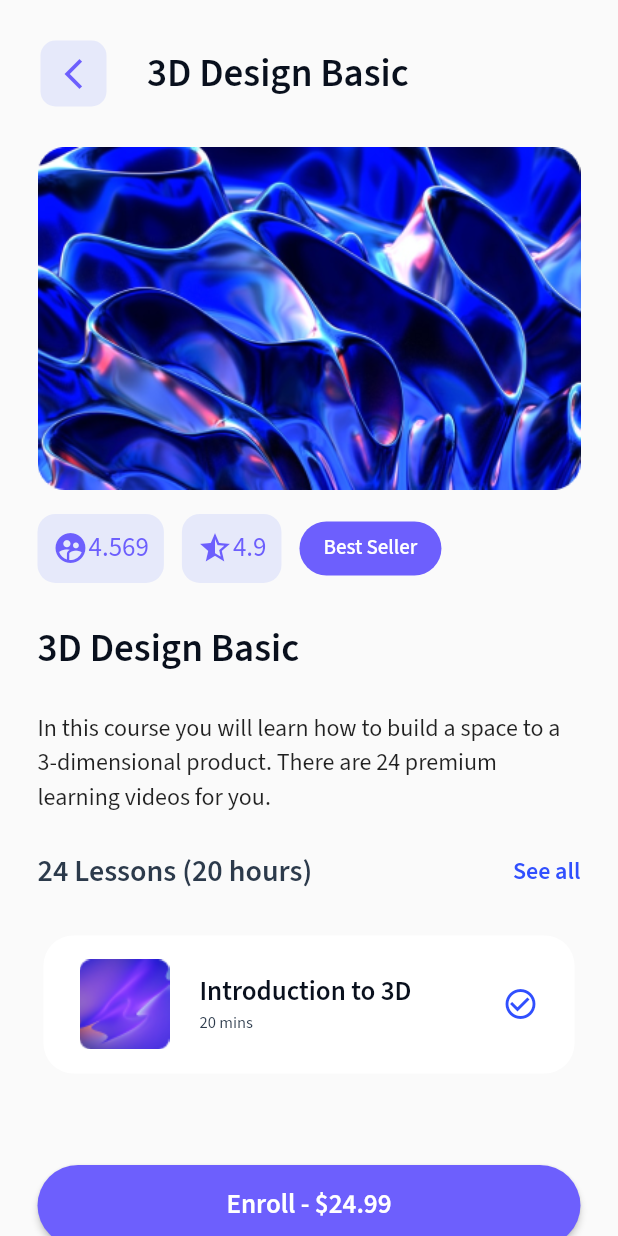
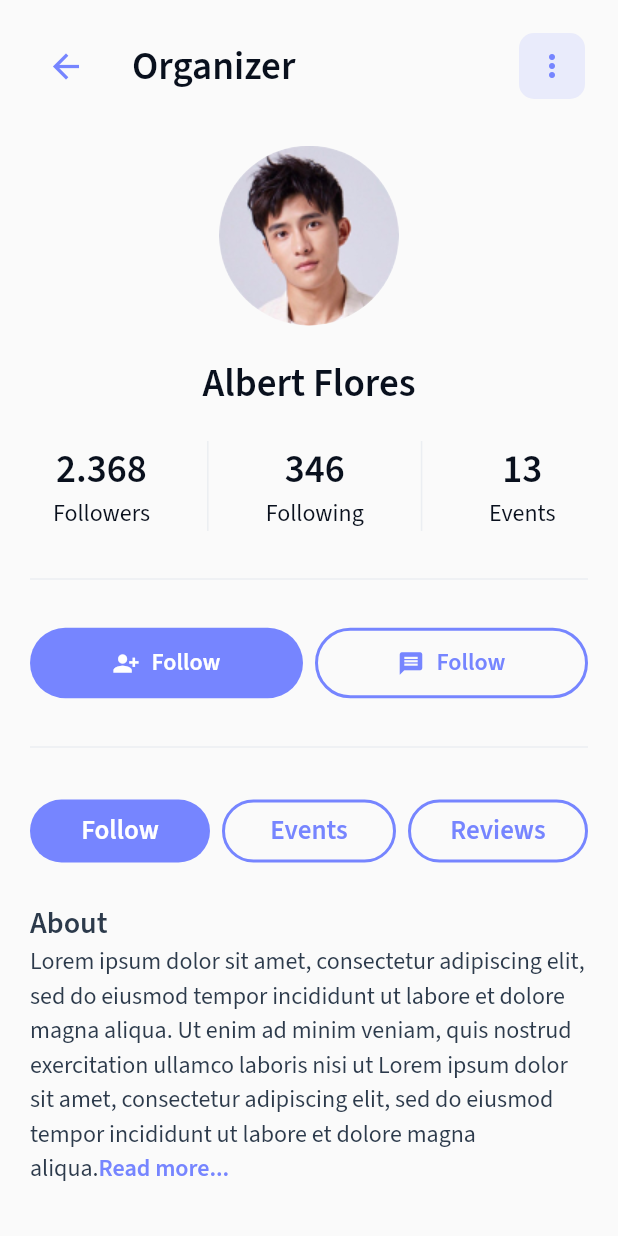
Before and after one commit to electronduke5/pr_1, a Flutter app: the DesignPage screen opened by its route, after a tap on an icon or button, on a phone screen of 412 x 824 dp. Run offline on Flutter 3.47's test engine with Material 2 defaults, Android fonts, the phone set to English and light mode, and no system bars; our stand-ins replace flutter_svg, google_fonts.

Commit message:
Создание 8 окна - окна с профилем

```diff
--- a/lib/constants.dart
+++ b/lib/constants.dart
@@ -25,6 +25,14 @@ class DesignPageColors {
   static const blue = Color(0xFF304FFE);
 }
 
+class ProfilePageColors {
+  static const primaryVioletColor = Color(0xFF7685FF);
+  static const onVioletColor = Color.fromRGBO(82, 101, 255, 0.1);
+  static const textColor = Color(0xFF09101D);
+  static const secondaryTextColor = Color(0xFF2C3A4B);
+  static const dividerColor = Color(0xFFEBEEF2);
+}
+
 class MenuPageColors {
   static const primaryPinkColor = Color(0xFFF43F5E);
   static const onPrimaryPinkColor = Color.fromRGBO(244, 63, 94, 0.1);
@@ -33,6 +41,7 @@ class MenuPageColors {
   static const secondaryTextColor = Color(0xFF858C94);
   static const shadowColor = Color.fromRGBO(90, 108, 234, 0.1);
 }
+
 class FifthPageColor {
   static const textColorDesign = Color.fromRGBO(142, 97, 233, 1);
   static const backgroundColorDesign = Color.fromRGBO(142, 97, 233, 0.1);
@@ -62,64 +71,63 @@ class FifthPageColor {
     fontSize: 18.0,
     fontFamily: "WorkSans",
     fontWeight: FontWeight.w600,
-
   );
   static const secondaryTextStyle = TextStyle(
     color: secondaryTextColor,
     fontSize: 12.0,
     fontFamily: "WorkSans",
-
   );
 
   static const bottomNavTextStyle = TextStyle(
     color: bottomNavBarTextColor,
     fontSize: 12.0,
     fontFamily: "WorkSans",
-
   );
 }
 
 final ButtonStyle signInButtonStyle = ElevatedButton.styleFrom(
+  foregroundColor: Colors.black,
+  backgroundColor: Colors.white,
   shape: const RoundedRectangleBorder(
     borderRadius: BorderRadius.all(Radius.circular(100.0)),
   ),
-  primary: Colors.white, //background
-  onPrimary: Colors.black, //foreground
   minimumSize: const Size(350, 50),
 );
 
 final ButtonStyle continueButtonStyle = ElevatedButton.styleFrom(
   //padding: const EdgeInsets.symmetric(horizontal: 60.0, vertical: 15.0),
+  foregroundColor: Colors.black,
+  backgroundColor: startPageBackButton,
   shape: const RoundedRectangleBorder(
     borderRadius: BorderRadius.all(Radius.circular(100.0)),
   ),
-  primary: startPageBackButton, //background
-  onPrimary: Colors.black, //foreground
+  //foreground
   minimumSize: const Size(350, 50),
 );
 
 final ButtonStyle nextSessionButtonStyle = ElevatedButton.styleFrom(
   //padding: const EdgeInsets.symmetric(horizontal: 60.0, vertical: 15.0),
+  foregroundColor: Colors.white,
+  backgroundColor: startPageBackground,
   shape: const RoundedRectangleBorder(
     borderRadius: BorderRadius.all(Radius.circular(100.0)),
   ),
-  primary: startPageBackground, //background
-  onPrimary: Colors.white, //foreground
   minimumSize: const Size(350, 50),
 );
 
 final ButtonStyle outlineFollowButtonStyle = OutlinedButton.styleFrom(
     //padding: const EdgeInsets.symmetric(horizontal: 60.0, vertical: 15.0),
+    foregroundColor: orangePlayButton,
     shape: const RoundedRectangleBorder(
       borderRadius: BorderRadius.all(Radius.circular(8.0)),
     ),
-    primary: orangePlayButton,
     side: const BorderSide(
       color: orangePlayButton,
     ),
     padding: const EdgeInsets.symmetric(vertical: 8, horizontal: 40));
 
-final ButtonStyle textButtonStyle = TextButton.styleFrom(primary: Colors.white);
+final ButtonStyle textButtonStyle =
+    TextButton.styleFrom(foregroundColor: Colors.white);
 
 const TextStyle btnStartTextStyle = TextStyle(
   fontSize: 16.0,
--- a/lib/design_card.dart
+++ b/lib/design_card.dart
@@ -157,7 +157,9 @@ class DesignPage extends StatelessWidget {
                               BorderRadius.all(Radius.circular(32.0)),
                             ),
                           ),
-                          onPressed: () {},
+                          onPressed: () {
+                            Navigator.of(context).pushNamed('/ProfilePage');
+                          },
                           child: Text(
                             'Enroll - \$24.99',
                             style: GoogleFonts.sourceSansPro(
--- a/lib/main.dart
+++ b/lib/main.dart
@@ -1,7 +1,7 @@
 import 'package:flutter/material.dart';
-import 'package:flutter/services.dart';
 import 'package:pr_1/design_card.dart';
 import 'package:pr_1/menu_page.dart';
+import 'package:pr_1/profile_page.dart';
 import 'package:pr_1/second_page.dart';
 import 'package:pr_1/start_page.dart';
 import 'package:pr_1/third_page.dart';
@@ -23,7 +23,6 @@ class MyApp extends StatelessWidget {
       debugShowCheckedModeBanner: false,
       title: 'Практическая №1',
       theme: ThemeData(
-
           visualDensity: VisualDensity.adaptivePlatformDensity,
           fontFamily: 'Jakarta'),
       home: const StartPage(),
@@ -35,92 +34,8 @@ class MyApp extends StatelessWidget {
         '/FifthPage': (BuildContext context) => const FifthPage(),
         '/MenuPage': (BuildContext context) => const MenuPage(),
         '/DesignPage': (BuildContext context) => const DesignPage(),
+        '/ProfilePage': (BuildContext context) => const ProfilePage(),
       },
     );
   }
 }
-
-// class MyHomePage extends StatefulWidget {
-//   const MyHomePage({Key? key, required this.title}) : super(key: key);
-//
-//   // This widget is the home page of your application. It is stateful, meaning
-//   // that it has a State object (defined below) that contains fields that affect
-//   // how it looks.
-//
-//   // This class is the configuration for the state. It holds the values (in this
-//   // case the title) provided by the parent (in this case the App widget) and
-//   // used by the build method of the State. Fields in a Widget subclass are
-//   // always marked "final".
-//
-//   final String title;
-//
-//   @override
-//   State<MyHomePage> createState() => _MyHomePageState();
-// }
-
-// class _MyHomePageState extends State<MyHomePage> {
-//   int _counter = 0;
-//
-//   void _incrementCounter() {
-//     setState(() {
-//       // This call to setState tells the Flutter framework that something has
-//       // changed in this State, which causes it to rerun the build method below
-//       // so that the display can reflect the updated values. If we changed
-//       // _counter without calling setState(), then the build method would not be
-//       // called again, and so nothing would appear to happen.
-//       _counter++;
-//     });
-//   }
-//
-//   @override
-//   Widget build(BuildContext context) {
-//     // This method is rerun every time setState is called, for instance as done
-//     // by the _incrementCounter method above.
-//     //
-//     // The Flutter framework has been optimized to make rerunning build methods
-//     // fast, so that you can just rebuild anything that needs updating rather
-//     // than having to individually change instances of widgets.
-//     return Scaffold(
-//       appBar: AppBar(
-//         // Here we take the value from the MyHomePage object that was created by
-//         // the App.build method, and use it to set our appbar title.
-//         title: Text(widget.title),
-//       ),
-//       body: Center(
-//         // Center is a layout widget. It takes a single child and positions it
-//         // in the middle of the parent.
-//         child: Column(
-//           // Column is also a layout widget. It takes a list of children and
-//           // arranges them vertically. By default, it sizes itself to fit its
-//           // children horizontally, and tries to be as tall as its parent.
-//           //
-//           // Invoke "debug painting" (press "p" in the console, choose the
-//           // "Toggle Debug Paint" action from the Flutter Inspector in Android
-//           // Studio, or the "Toggle Debug Paint" command in Visual Studio Code)
-//           // to see the wireframe for each widget.
-//           //
-//           // Column has various properties to control how it sizes itself and
-//           // how it positions its children. Here we use mainAxisAlignment to
-//           // center the children vertically; the main axis here is the vertical
-//           // axis because Columns are vertical (the cross axis would be
-//           // horizontal).
-//           mainAxisAlignment: MainAxisAlignment.center,
-//           children: <Widget>[
-//             const Text(
-//               'You have pushed the button this many times:',
-//             ),
-//             Text(
-//               '$_counter',
-//               style: Theme.of(context).textTheme.headline4,
-//             ),
-//           ],
-//         ),
-//       ),
-//       floatingActionButton: FloatingActionButton(
-//         onPressed: _incrementCounter,
-//         tooltip: 'Increment',
-//         child: const Icon(Icons.add),
-//       ), // This trailing comma makes auto-formatting nicer for build methods.
-//     );
-//   }
-// }
--- /dev/null
+++ b/lib/profile_page.dart
@@ -0,0 +1,294 @@
+import 'package:flutter/material.dart';
+import 'package:google_fonts/google_fonts.dart';
+import 'package:pr_1/constants.dart';
+
+class ProfilePage extends StatelessWidget {
+  const ProfilePage({Key? key}) : super(key: key);
+
+  @override
+  Widget build(BuildContext context) {
+    return Scaffold(
+      body: SafeArea(
+        child: SingleChildScrollView(
+          physics: const BouncingScrollPhysics(),
+          child: Padding(
+            padding: const EdgeInsets.all(20.0),
+            child: Column(
+              children: [
+                //Строка с названием и кнопкой назад
+                Padding(
+                  padding: const EdgeInsets.only(bottom: 29),
+                  child: Row(
+                    children: [
+                      IconButton(
+                        onPressed: () {},
+                        icon: const Icon(Icons.arrow_back),
+                        color: ProfilePageColors.primaryVioletColor,
+                        iconSize: 26,
+                      ),
+                      Padding(
+                        padding: const EdgeInsets.only(left: 20.0),
+                        child: Text(
+                          'Organizer',
+                          style: GoogleFonts.sourceSansPro(
+                              fontSize: 26,
+                              fontWeight: FontWeight.w600,
+                              color: ProfilePageColors.textColor),
+                        ),
+                      ),
+                      const Spacer(),
+                      _buttonMoreInfo(),
+                    ],
+                  ),
+                ),
+                const CircleAvatar(
+                  backgroundImage: AssetImage('assets/images/albert.png'),
+                  radius: 60,
+                  backgroundColor: Colors.transparent,
+                ),
+                Padding(
+                  padding: const EdgeInsets.symmetric(vertical: 20.0),
+                  child: Text(
+                    'Albert Flores',
+                    style: GoogleFonts.sourceSansPro(
+                      color: ProfilePageColors.textColor,
+                      fontSize: 26,
+                      fontWeight: FontWeight.w600,
+                    ),
+                  ),
+                ),
+                IntrinsicHeight(
+                  child: Row(
+                    mainAxisAlignment: MainAxisAlignment.spaceAround,
+                    children: [
+                      _statisticProfileWidget('2.368', 'Followers'),
+                      const VerticalDivider(
+                        thickness: 1,
+                        color: ProfilePageColors.dividerColor,
+                      ),
+                      _statisticProfileWidget('346', 'Following'),
+                      const VerticalDivider(
+                        thickness: 1,
+                        color: ProfilePageColors.dividerColor,
+                      ),
+                      _statisticProfileWidget('13', '  Events  '),
+                    ],
+                  ),
+                ),
+                const Padding(
+                  padding: EdgeInsets.symmetric(vertical: 24.0),
+                  child: Divider(
+                    thickness: 1,
+                    color: ProfilePageColors.dividerColor,
+                  ),
+                ),
+                _rowWithMainButtons(),
+                const Padding(
+                  padding: EdgeInsets.symmetric(vertical: 24.0),
+                  child: Divider(
+                    thickness: 1,
+                    color: ProfilePageColors.dividerColor,
+                  ),
+                ),
+                Row(
+                  children: [
+                    Expanded(
+                      child: Padding(
+                        padding: const EdgeInsets.only(right: 4.0),
+                        child: ElevatedButton(
+                          style: ElevatedButton.styleFrom(
+                            padding: const EdgeInsets.symmetric(vertical: 8),
+                            elevation: 0,
+                            backgroundColor:
+                                ProfilePageColors.primaryVioletColor,
+                            shape: const RoundedRectangleBorder(
+                              borderRadius:
+                                  BorderRadius.all(Radius.circular(32.0)),
+                            ),
+                          ),
+                          onPressed: () {},
+                          child: Text(
+                            'Follow',
+                            style: GoogleFonts.sourceSansPro(
+                                fontSize: 18, fontWeight: FontWeight.w600),
+                          ),
+                        ),
+                      ),
+                    ),
+                    Expanded(
+                      child: _outlinedButton('Events',
+                          const EdgeInsets.symmetric(horizontal: 4.0)),
+                    ),
+                    Expanded(
+                      child: _outlinedButton(
+                          'Reviews', const EdgeInsets.only(left: 4.0)),
+                    ),
+                  ],
+                ),
+                Padding(
+                  padding: const EdgeInsets.only(top: 24.0),
+                  child: Row(
+                    children: [
+                      Text(
+                        'About',
+                        style: GoogleFonts.sourceSansPro(
+                          fontSize: 20,
+                          color: ProfilePageColors.secondaryTextColor,
+                          fontWeight: FontWeight.w600,
+                        ),
+                      ),
+                    ],
+                  ),
+                ),
+                Text.rich(
+                  TextSpan(
+                    children: [
+                      TextSpan(
+                        text:
+                            'Lorem ipsum dolor sit amet, consectetur adipiscing elit, sed do eiusmod tempor incididunt ut labore et dolore magna aliqua. Ut enim ad minim veniam, quis nostrud exercitation ullamco laboris nisi ut Lorem ipsum dolor sit amet, consectetur adipiscing elit, sed do eiusmod tempor incididunt ut labore et dolore magna aliqua.',
+                        style: GoogleFonts.sourceSansPro(
+                          fontSize: 16,
+                          color: ProfilePageColors.secondaryTextColor,
+                        ),
+                      ),
+                      TextSpan(
+                        text: 'Read more...',
+                        style: GoogleFonts.sourceSansPro(
+                            fontSize: 16,
+                            color: ProfilePageColors.primaryVioletColor,
+                            fontWeight: FontWeight.w600),
+                      ),
+                    ],
+                  ),
+                ),
+              ],
+            ),
+          ),
+        ),
+      ),
+    );
+  }
+
+  Widget _outlinedButton(String title, EdgeInsets padding) {
+    return Padding(
+      padding: padding,
+      child: OutlinedButton(
+        style: OutlinedButton.styleFrom(
+          padding: const EdgeInsets.symmetric(vertical: 8),
+          side: const BorderSide(
+              width: 2, color: ProfilePageColors.primaryVioletColor),
+          elevation: 0,
+          shape: const RoundedRectangleBorder(
+            borderRadius: BorderRadius.all(Radius.circular(32.0)),
+          ),
+        ),
+        onPressed: () {},
+        child: Text(
+          title,
+          style: GoogleFonts.sourceSansPro(
+              fontSize: 18,
+              fontWeight: FontWeight.w600,
+              color: ProfilePageColors.primaryVioletColor),
+        ),
+      ),
+    );
+  }
+
+  Row _rowWithMainButtons() {
+    return Row(
+      children: [
+        Expanded(
+          child: Padding(
+            padding: const EdgeInsets.only(right: 4.0),
+            child: ElevatedButton.icon(
+              style: ElevatedButton.styleFrom(
+                padding: const EdgeInsets.symmetric(vertical: 12),
+                elevation: 0,
+                backgroundColor: ProfilePageColors.primaryVioletColor,
+                shape: const RoundedRectangleBorder(
+                  borderRadius: BorderRadius.all(Radius.circular(32.0)),
+                ),
+              ),
+              onPressed: () {},
+              icon: const Icon(Icons.person_add_alt_1, size: 18),
+              label: Text(
+                'Follow',
+                style: GoogleFonts.sourceSansPro(
+                    fontSize: 16, fontWeight: FontWeight.w600),
+              ),
+            ),
+          ),
+        ),
+        Expanded(
+          child: Padding(
+            padding: const EdgeInsets.only(left: 4.0),
+            child: OutlinedButton.icon(
+              style: OutlinedButton.styleFrom(
+                padding: const EdgeInsets.symmetric(vertical: 12),
+                side: const BorderSide(
+                    width: 2, color: ProfilePageColors.primaryVioletColor),
+                elevation: 0,
+                shape: const RoundedRectangleBorder(
+                  borderRadius: BorderRadius.all(Radius.circular(32.0)),
+                ),
+              ),
+              onPressed: () {},
+              icon: const Icon(
+                Icons.message,
+                color: ProfilePageColors.primaryVioletColor,
+                size: 18,
+              ),
+              label: Text(
+                'Follow',
+                style: GoogleFonts.sourceSansPro(
+                    fontSize: 16,
+                    fontWeight: FontWeight.w600,
+                    color: ProfilePageColors.primaryVioletColor),
+              ),
+            ),
+          ),
+        ),
+      ],
+    );
+  }
+
+  Widget _statisticProfileWidget(String count, String group) {
+    return Column(
+      children: [
+        Text(
+          count,
+          style: GoogleFonts.sourceSansPro(
+            color: ProfilePageColors.textColor,
+            fontSize: 26,
+            fontWeight: FontWeight.w600,
+          ),
+        ),
+        Text(
+          group,
+          style: GoogleFonts.sourceSansPro(
+            color: ProfilePageColors.textColor,
+            fontSize: 16,
+          ),
+        ),
+      ],
+    );
+  }
+
+  ElevatedButton _buttonMoreInfo() {
+    return ElevatedButton(
+        style: ElevatedButton.styleFrom(
+          minimumSize: Size.zero,
+          padding: const EdgeInsets.all(10),
+          backgroundColor: ProfilePageColors.onVioletColor,
+          elevation: 0,
+          shape: RoundedRectangleBorder(
+            borderRadius: BorderRadius.circular(10),
+          ),
+        ),
+        onPressed: () {},
+        child: const Icon(
+          Icons.more_vert,
+          color: ProfilePageColors.primaryVioletColor,
+        ));
+  }
+}
```
Also changed, not shown: assets/images/albert.png (added).
